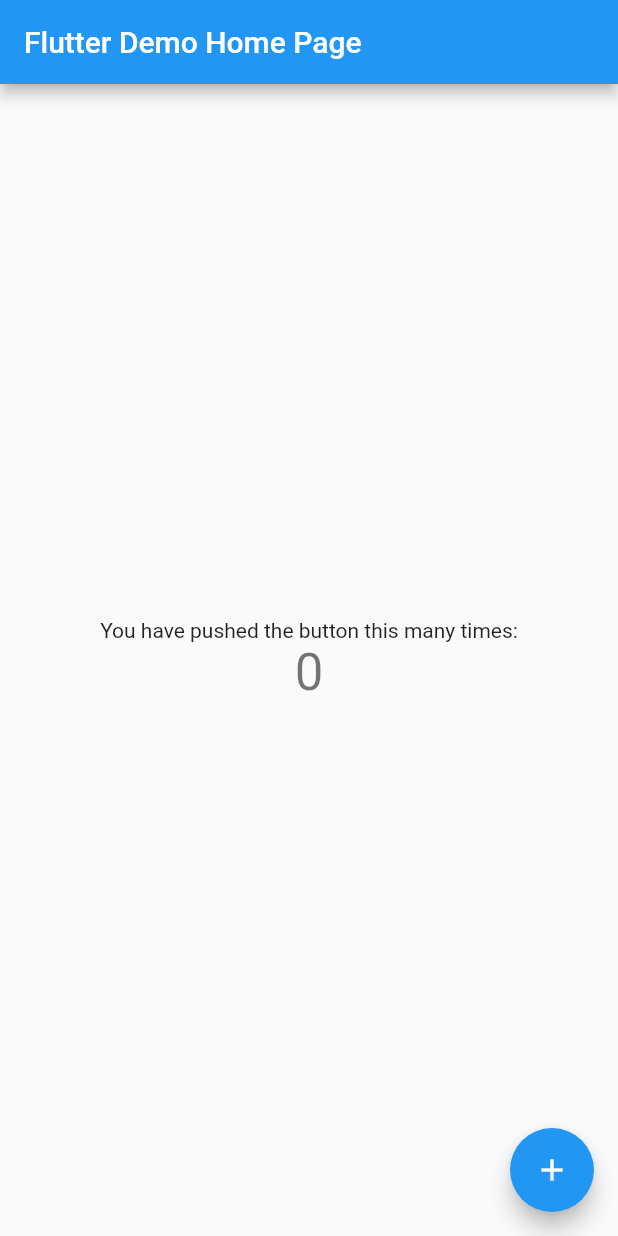
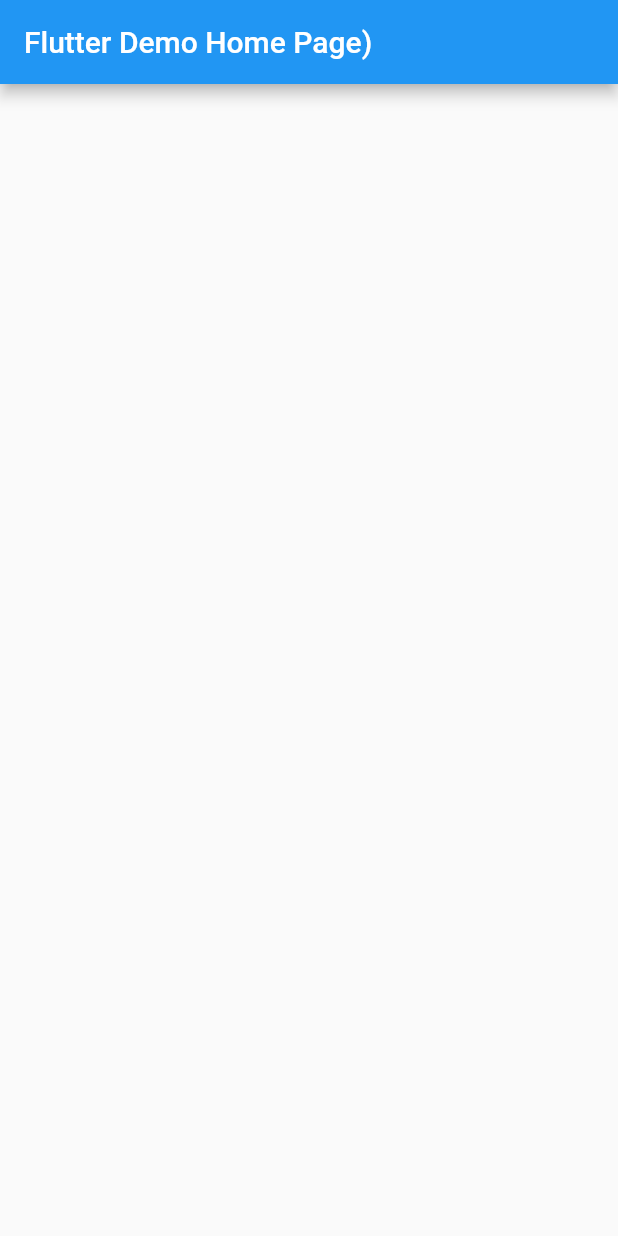
Before and after one commit to Vlad-Kostyuk/Car_Helper_GPS, a Flutter app: the screen it shows after launch, on a phone screen of 412 x 824 dp. Run offline on Flutter 3.47's test engine with Material 2 defaults, Android fonts, the phone set to English and light mode, and no system bars.

Commit message:
finish innit app

```diff
--- a/lib/main.dart
+++ b/lib/main.dart
@@ -7,109 +7,41 @@ void main() {
 class MyApp extends StatelessWidget {
   const MyApp({Key? key}) : super(key: key);
 
-  // This widget is the root of your application.
   @override
   Widget build(BuildContext context) {
     return MaterialApp(
-      title: 'Flutter Demo',
       theme: ThemeData(
-        // This is the theme of your application.
-        //
-        // Try running your application with "flutter run". You'll see the
-        // application has a blue toolbar. Then, without quitting the app, try
-        // changing the primarySwatch below to Colors.green and then invoke
-        // "hot reload" (press "r" in the console where you ran "flutter run",
-        // or simply save your changes to "hot reload" in a Flutter IDE).
-        // Notice that the counter didn't reset back to zero; the application
-        // is not restarted.
         primarySwatch: Colors.blue,
       ),
-      home: const MyHomePage(title: 'Flutter Demo Home Page'),
+      home: const MyHomePage(),
     );
   }
 }
 
 class MyHomePage extends StatefulWidget {
-  const MyHomePage({Key? key, required this.title}) : super(key: key);
+  const MyHomePage({Key? key}) : super(key: key);
 
-  // This widget is the home page of your application. It is stateful, meaning
-  // that it has a State object (defined below) that contains fields that affect
-  // how it looks.
-
-  // This class is the configuration for the state. It holds the values (in this
-  // case the title) provided by the parent (in this case the App widget) and
-  // used by the build method of the State. Fields in a Widget subclass are
-  // always marked "final".
-
-  final String title;
 
   @override
   State<MyHomePage> createState() => _MyHomePageState();
 }
 
 class _MyHomePageState extends State<MyHomePage> {
-  int _counter = 0;
-
-  void _incrementCounter() {
-    setState(() {
-      // This call to setState tells the Flutter framework that something has
-      // changed in this State, which causes it to rerun the build method below
-      // so that the display can reflect the updated values. If we changed
-      // _counter without calling setState(), then the build method would not be
-      // called again, and so nothing would appear to happen.
-      _counter++;
-    });
-  }
 
   @override
   Widget build(BuildContext context) {
-    // This method is rerun every time setState is called, for instance as done
-    // by the _incrementCounter method above.
-    //
-    // The Flutter framework has been optimized to make rerunning build methods
-    // fast, so that you can just rebuild anything that needs updating rather
-    // than having to individually change instances of widgets.
     return Scaffold(
       appBar: AppBar(
-        // Here we take the value from the MyHomePage object that was created by
-        // the App.build method, and use it to set our appbar title.
-        title: Text(widget.title),
+        title: const Text('Flutter Demo Home Page)'),
       ),
       body: Center(
-        // Center is a layout widget. It takes a single child and positions it
-        // in the middle of the parent.
         child: Column(
-          // Column is also a layout widget. It takes a list of children and
-          // arranges them vertically. By default, it sizes itself to fit its
-          // children horizontally, and tries to be as tall as its parent.
-          //
-          // Invoke "debug painting" (press "p" in the console, choose the
-          // "Toggle Debug Paint" action from the Flutter Inspector in Android
-          // Studio, or the "Toggle Debug Paint" command in Visual Studio Code)
-          // to see the wireframe for each widget.
-          //
-          // Column has various properties to control how it sizes itself and
-          // how it positions its children. Here we use mainAxisAlignment to
-          // center the children vertically; the main axis here is the vertical
-          // axis because Columns are vertical (the cross axis would be
-          // horizontal).
           mainAxisAlignment: MainAxisAlignment.center,
-          children: <Widget>[
-            const Text(
-              'You have pushed the button this many times:',
-            ),
-            Text(
-              '$_counter',
-              style: Theme.of(context).textTheme.headline4,
-            ),
+          children: const <Widget>[
+
           ],
         ),
       ),
-      floatingActionButton: FloatingActionButton(
-        onPressed: _incrementCounter,
-        tooltip: 'Increment',
-        child: const Icon(Icons.add),
-      ), // This trailing comma makes auto-formatting nicer for build methods.
     );
   }
 }
```
